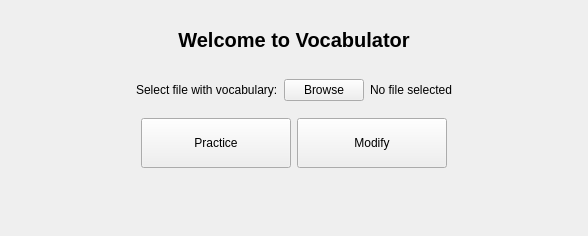
Old version of the form src/mainwindow.ui in the repository tommyjj83/vocabulator.
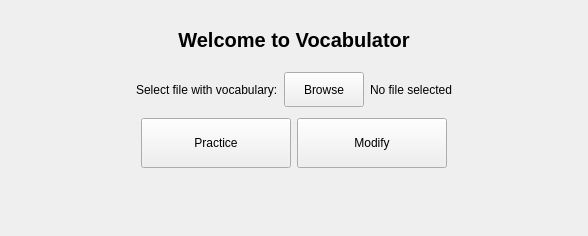
New version of the form.

Commit message:
Mostly code maintaining changes. New functions, code refactoring, the functionality stays the same.
Some of the labels now change sizes as the mainwindow is resized. Minimal appearance changes.

Patch:
```diff
--- a/src/mainwindow.ui
+++ b/src/mainwindow.ui
@@ -65,6 +65,24 @@
           </item>
           <item>
            <widget class="QPushButton" name="btnSelectVocabularyFile">
+            <property name="sizePolicy">
+             <sizepolicy hsizetype="Minimum" vsizetype="Preferred">
+              <horstretch>0</horstretch>
+              <verstretch>0</verstretch>
+             </sizepolicy>
+            </property>
+            <property name="minimumSize">
+             <size>
+              <width>0</width>
+              <height>25</height>
+             </size>
+            </property>
+            <property name="maximumSize">
+             <size>
+              <width>16777215</width>
+              <height>35</height>
+             </size>
+            </property>
             <property name="text">
              <string>Browse</string>
             </property>
```
The commit also changes 2 other files.
